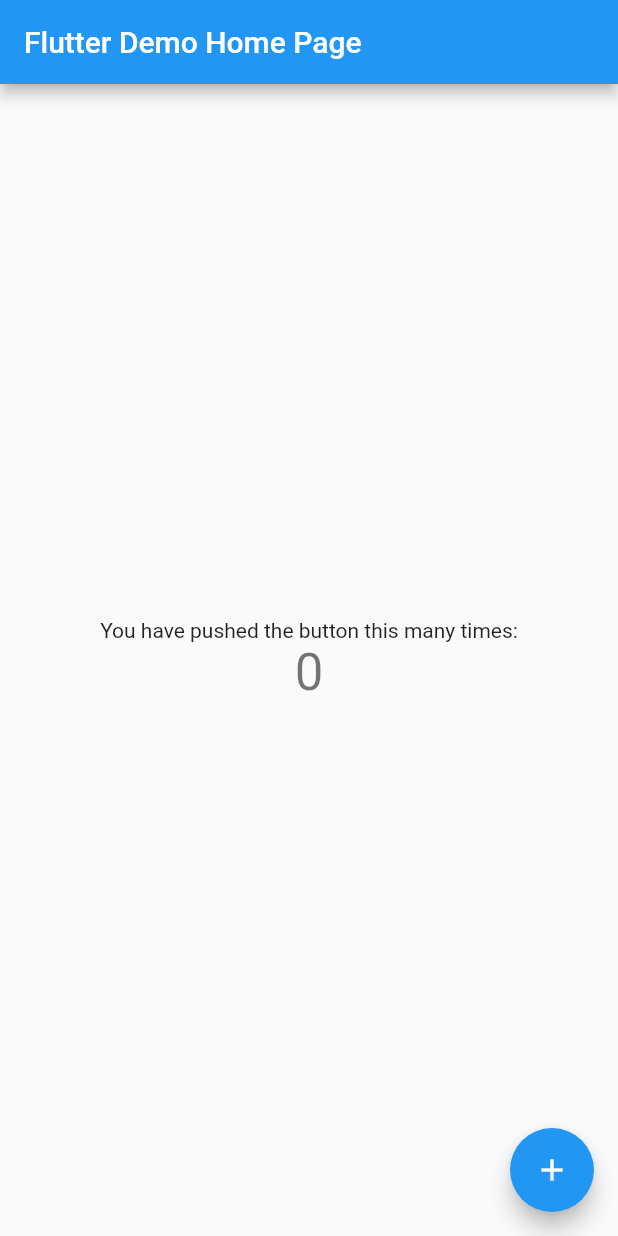
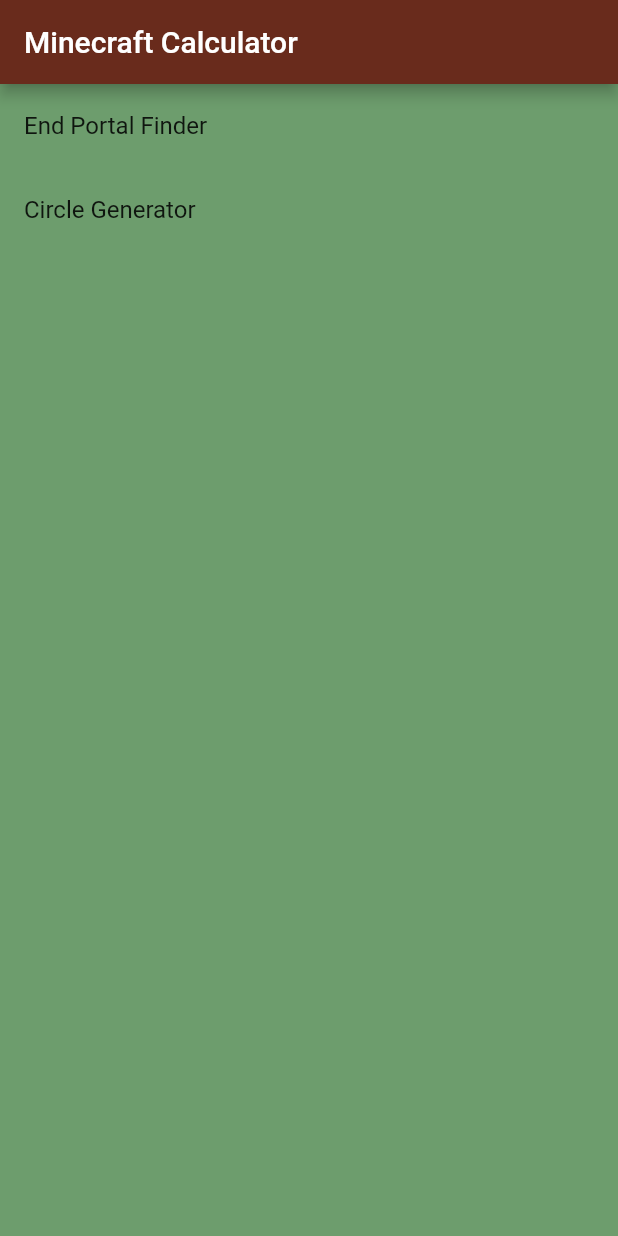
Before and after one commit to RyanRemer/minecraft_calculator, a Flutter app: the screen it shows after launch, on a phone screen of 412 x 824 dp. Run offline on Flutter 3.47's test engine with Material 2 defaults, Android fonts, the phone set to English and light mode, and no system bars.

Commit message:
home page

```diff
--- a/lib/main.dart
+++ b/lib/main.dart
@@ -1,4 +1,5 @@
 import 'package:flutter/material.dart';
+import 'package:minecraft_calculator/pages/home_page.dart';
 
 void main() => runApp(MyApp());
 
@@ -9,103 +10,10 @@ class MyApp extends StatelessWidget {
     return MaterialApp(
       title: 'Flutter Demo',
       theme: ThemeData(
-        // This is the theme of your application.
-        //
-        // Try running your application with "flutter run". You'll see the
-        // application has a blue toolbar. Then, without quitting the app, try
-        // changing the primarySwatch below to Colors.green and then invoke
-        // "hot reload" (press "r" in the console where you ran "flutter run",
-        // or simply save your changes to "hot reload" in a Flutter IDE).
-        // Notice that the counter didn't reset back to zero; the application
-        // is not restarted.
-        primarySwatch: Colors.blue,
+        primaryColor: Color(0xFF692b1c),
+        backgroundColor: Color(0xFF6d9d6d),
       ),
-      home: MyHomePage(title: 'Flutter Demo Home Page'),
+      home: HomePage()
     );
   }
 }
-
-class MyHomePage extends StatefulWidget {
-  MyHomePage({Key key, this.title}) : super(key: key);
-
-  // This widget is the home page of your application. It is stateful, meaning
-  // that it has a State object (defined below) that contains fields that affect
-  // how it looks.
-
-  // This class is the configuration for the state. It holds the values (in this
-  // case the title) provided by the parent (in this case the App widget) and
-  // used by the build method of the State. Fields in a Widget subclass are
-  // always marked "final".
-
-  final String title;
-
-  @override
-  _MyHomePageState createState() => _MyHomePageState();
-}
-
-class _MyHomePageState extends State<MyHomePage> {
-  int _counter = 0;
-
-  void _incrementCounter() {
-    setState(() {
-      // This call to setState tells the Flutter framework that something has
-      // changed in this State, which causes it to rerun the build method below
-      // so that the display can reflect the updated values. If we changed
-      // _counter without calling setState(), then the build method would not be
-      // called again, and so nothing would appear to happen.
-      _counter++;
-    });
-  }
-
-  @override
-  Widget build(BuildContext context) {
-    // This method is rerun every time setState is called, for instance as done
-    // by the _incrementCounter method above.
-    //
-    // The Flutter framework has been optimized to make rerunning build methods
-    // fast, so that you can just rebuild anything that needs updating rather
-    // than having to individually change instances of widgets.
-    return Scaffold(
-      appBar: AppBar(
-        // Here we take the value from the MyHomePage object that was created by
-        // the App.build method, and use it to set our appbar title.
-        title: Text(widget.title),
-      ),
-      body: Center(
-        // Center is a layout widget. It takes a single child and positions it
-        // in the middle of the parent.
-        child: Column(
-          // Column is also a layout widget. It takes a list of children and
-          // arranges them vertically. By default, it sizes itself to fit its
-          // children horizontally, and tries to be as tall as its parent.
-          //
-          // Invoke "debug painting" (press "p" in the console, choose the
-          // "Toggle Debug Paint" action from the Flutter Inspector in Android
-          // Studio, or the "Toggle Debug Paint" command in Visual Studio Code)
-          // to see the wireframe for each widget.
-          //
-          // Column has various properties to control how it sizes itself and
-          // how it positions its children. Here we use mainAxisAlignment to
-          // center the children vertically; the main axis here is the vertical
-          // axis because Columns are vertical (the cross axis would be
-          // horizontal).
-          mainAxisAlignment: MainAxisAlignment.center,
-          children: <Widget>[
-            Text(
-              'You have pushed the button this many times:',
-            ),
-            Text(
-              '$_counter',
-              style: Theme.of(context).textTheme.display1,
-            ),
-          ],
-        ),
-      ),
-      floatingActionButton: FloatingActionButton(
-        onPressed: _incrementCounter,
-        tooltip: 'Increment',
-        child: Icon(Icons.add),
-      ), // This trailing comma makes auto-formatting nicer for build methods.
-    );
-  }
-}
--- /dev/null
+++ b/lib/models/coordinate.dart
@@ -0,0 +1,5 @@
+class Coordinate {
+  double x;
+  double y;
+  double z;
+}
--- /dev/null
+++ b/lib/models/mc_time.dart
@@ -0,0 +1,5 @@
+class MCTime {
+  Duration get duration {
+    return null;
+  }
+}
--- /dev/null
+++ b/lib/pages/home_page.dart
@@ -0,0 +1,30 @@
+import 'package:flutter/material.dart';
+
+class HomePage extends StatefulWidget {
+  HomePage({Key key}) : super(key: key);
+
+  @override
+  _HomePageState createState() => _HomePageState();
+}
+
+class _HomePageState extends State<HomePage> {
+  @override
+  Widget build(BuildContext context) {
+    return Scaffold(
+      appBar: AppBar(
+        title: Text("Minecraft Calculator"),
+      ),
+      backgroundColor: Theme.of(context).backgroundColor,
+      body: ListView(
+        children: <Widget>[
+          ListTile(
+            title: Text("End Portal Finder"),
+          ),
+          ListTile(
+            title: Text("Circle Generator"),
+          ),
+        ],
+      ),
+    );
+  }
+}
```
